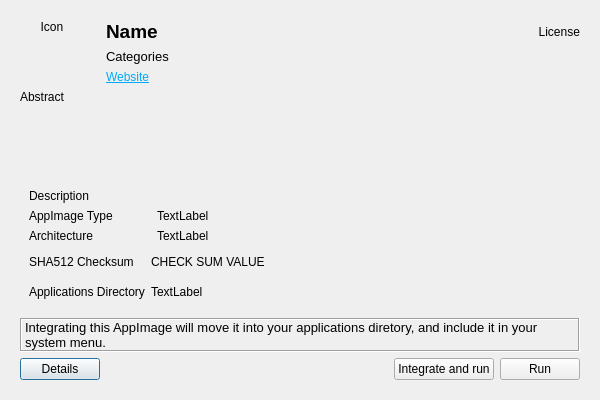
The window that src/launcher/ui.ui (TheAssassin/AppImageLauncher) describes before a commit, drawn with Qt 5.
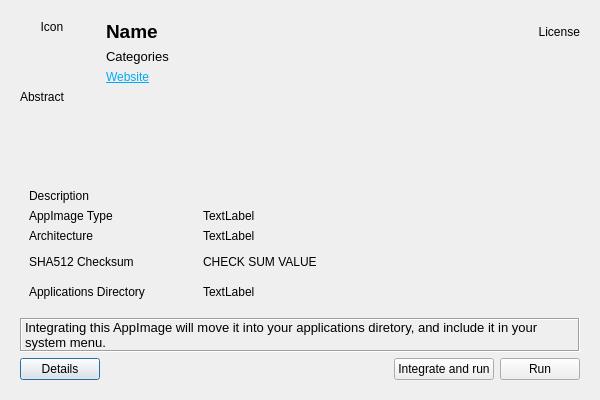
The same window after the commit. Icons and pictures are not drawn.

Commit message: Fix appimage type and architecture labels alignment and set a fallback icon.

```diff
--- a/src/launcher/ui.ui
+++ b/src/launcher/ui.ui
@@ -243,22 +243,6 @@
           </size>
          </property>
          <layout class="QGridLayout" name="gridLayout_3">
-          <item row="1" column="2">
-           <widget class="QLabel" name="labelType">
-            <property name="sizePolicy">
-             <sizepolicy hsizetype="MinimumExpanding" vsizetype="Preferred">
-              <horstretch>0</horstretch>
-              <verstretch>0</verstretch>
-             </sizepolicy>
-            </property>
-            <property name="text">
-             <string>TextLabel</string>
-            </property>
-            <property name="wordWrap">
-             <bool>true</bool>
-            </property>
-           </widget>
-          </item>
           <item row="2" column="0">
            <widget class="QLabel" name="label_6">
             <property name="text">
@@ -283,19 +267,6 @@
             </property>
            </widget>
           </item>
-          <item row="2" column="2">
-           <widget class="QLabel" name="labelArchitecture">
-            <property name="sizePolicy">
-             <sizepolicy hsizetype="MinimumExpanding" vsizetype="Preferred">
-              <horstretch>0</horstretch>
-              <verstretch>0</verstretch>
-             </sizepolicy>
-            </property>
-            <property name="text">
-             <string>TextLabel</string>
-            </property>
-           </widget>
-          </item>
           <item row="0" column="0" colspan="4">
            <widget class="QLabel" name="labelDescription">
             <property name="sizePolicy">
@@ -379,6 +350,35 @@
             </property>
            </widget>
           </item>
+          <item row="2" column="1" colspan="3">
+           <widget class="QLabel" name="labelArchitecture">
+            <property name="sizePolicy">
+             <sizepolicy hsizetype="MinimumExpanding" vsizetype="Preferred">
+              <horstretch>0</horstretch>
+              <verstretch>0</verstretch>
+             </sizepolicy>
+            </property>
+            <property name="text">
+             <string>TextLabel</string>
+            </property>
+           </widget>
+          </item>
+          <item row="1" column="1" colspan="3">
+           <widget class="QLabel" name="labelType">
+            <property name="sizePolicy">
+             <sizepolicy hsizetype="MinimumExpanding" vsizetype="Preferred">
+              <horstretch>0</horstretch>
+              <verstretch>0</verstretch>
+             </sizepolicy>
+            </property>
+            <property name="text">
+             <string>TextLabel</string>
+            </property>
+            <property name="wordWrap">
+             <bool>true</bool>
+            </property>
+           </widget>
+          </item>
          </layout>
         </widget>
        </item>
```
The commit also changes 1 other file.
